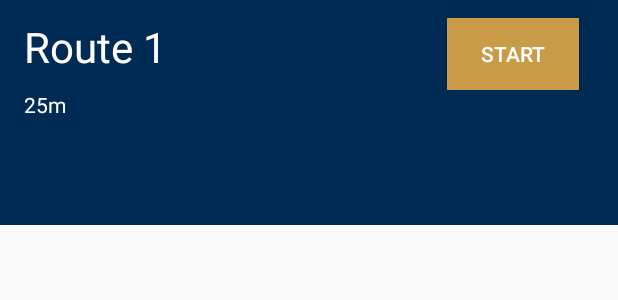
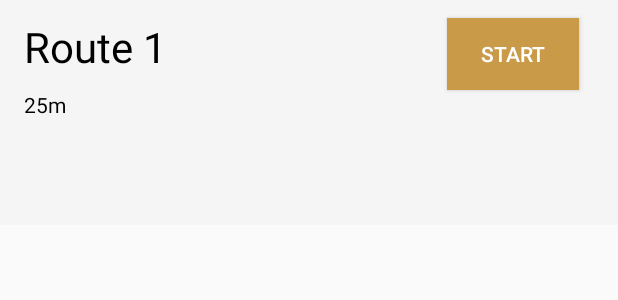
Before and after one commit to PashanIrani/NWWalks, an Android app: the layout place_details.xml on its own in the app's theme, with its tools: preview values and no code run, on a phone screen of 412 x 824 dp. Shown: the top 300 px of the screen. Run offline under Robolectric (Android 15) with nearby library versions, the phone set to English and light mode, and no system bars.

Commit message:
more life

```diff
--- a/app/src/main/res/layout/place_details.xml
+++ b/app/src/main/res/layout/place_details.xml
@@ -5,7 +5,7 @@
     android:id="@+id/start_route_button"
     android:layout_width="match_parent"
     android:layout_height="150dp"
-    android:background="#002b54"
+    android:background="#f5f5f5"
     app:behavior_hideable="true"
     app:behavior_peekHeight="0dp"
     app:layout_behavior="android.support.design.widget.BottomSheetBehavior">
@@ -21,7 +21,7 @@
         android:autoSizeStepGranularity="2sp"
         android:autoSizeTextType="uniform"
         android:text="Route 1"
-        android:textColor="@android:color/white"
+        android:textColor="@android:color/black"
         app:layout_constraintStart_toStartOf="parent"
         app:layout_constraintTop_toTopOf="parent" />
 
@@ -32,7 +32,7 @@
         android:layout_alignStart="@+id/destination_name"
         android:layout_below="@+id/button3"
         android:text="25m"
-        android:textColor="@android:color/white"
+        android:textColor="@android:color/black"
         app:layout_constraintBottom_toBottomOf="parent"
         app:layout_constraintStart_toStartOf="parent"
         app:layout_constraintTop_toBottomOf="@+id/destination_name"
```
Also changed, not shown: app/src/main/java/ca/bcit/comp37171/nwwalks/CalculateDifficultyTask.java (+11 -14 lines), app/src/main/java/ca/bcit/comp37171/nwwalks/MainActivity.java (+24 -9 lines).
